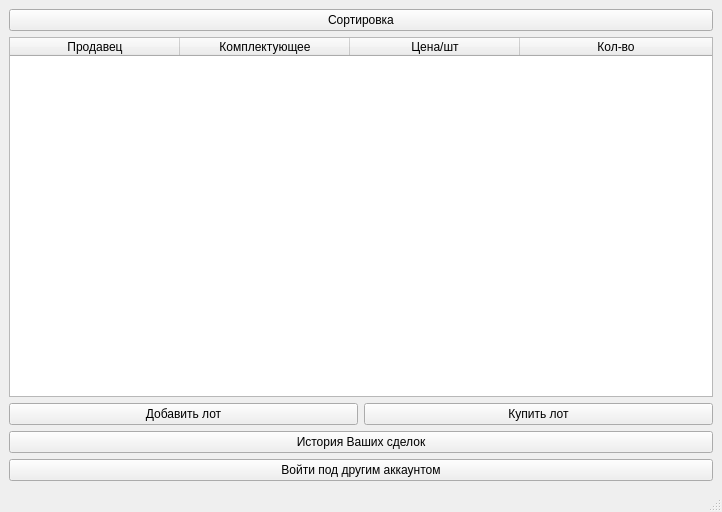
Qt form ui_qt/from_designer/main_window.ui (OTBEPTKA1873/SMRP_Nef_Meh_MM-21-1B) before a commit.
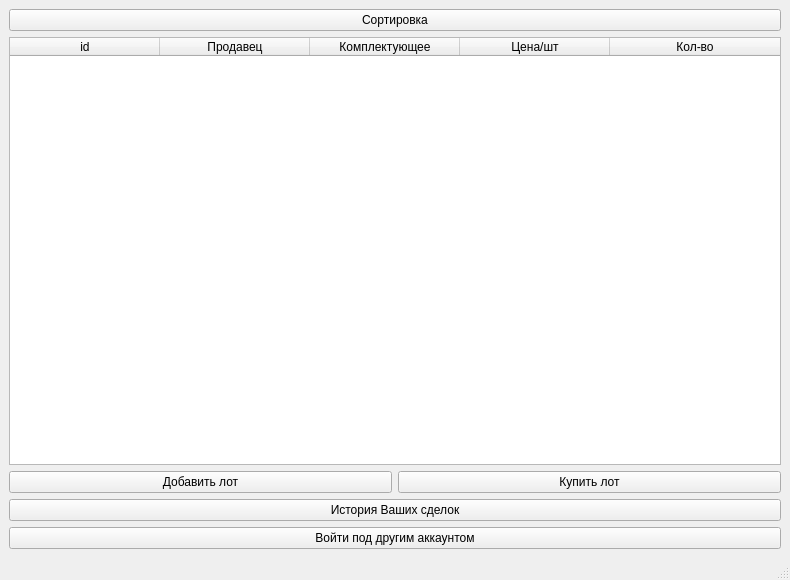
The same form after that commit. Icons and pictures are not drawn.

```diff
--- a/ui_qt/from_designer/main_window.ui
+++ b/ui_qt/from_designer/main_window.ui
@@ -6,8 +6,8 @@
    <rect>
     <x>0</x>
     <y>0</y>
-    <width>722</width>
-    <height>512</height>
+    <width>790</width>
+    <height>580</height>
    </rect>
   </property>
   <property name="windowTitle">
@@ -38,7 +38,7 @@
        <bool>false</bool>
       </attribute>
       <attribute name="horizontalHeaderDefaultSectionSize">
-       <number>170</number>
+       <number>150</number>
       </attribute>
       <attribute name="horizontalHeaderHighlightSections">
        <bool>true</bool>
@@ -55,6 +55,11 @@
       <attribute name="verticalHeaderHighlightSections">
        <bool>true</bool>
       </attribute>
+      <column>
+       <property name="text">
+        <string>id</string>
+       </property>
+      </column>
       <column>
        <property name="text">
         <string>Продавец</string>
```
Left out of the diff: 2 changed lines with no effect on the pictures.
